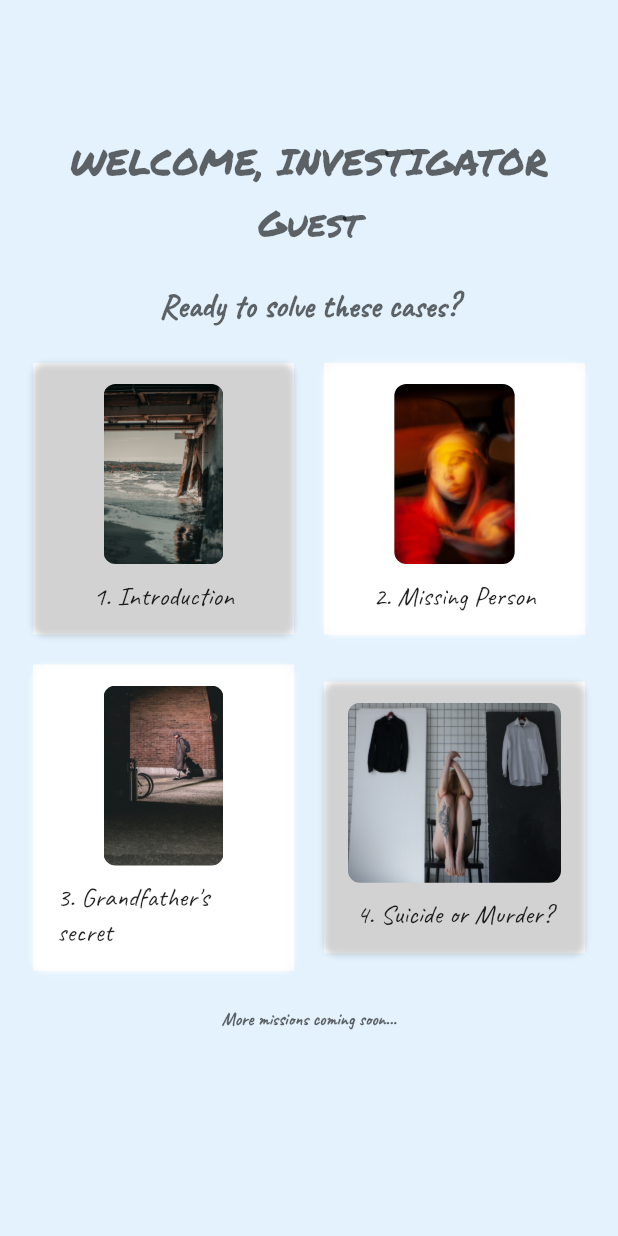
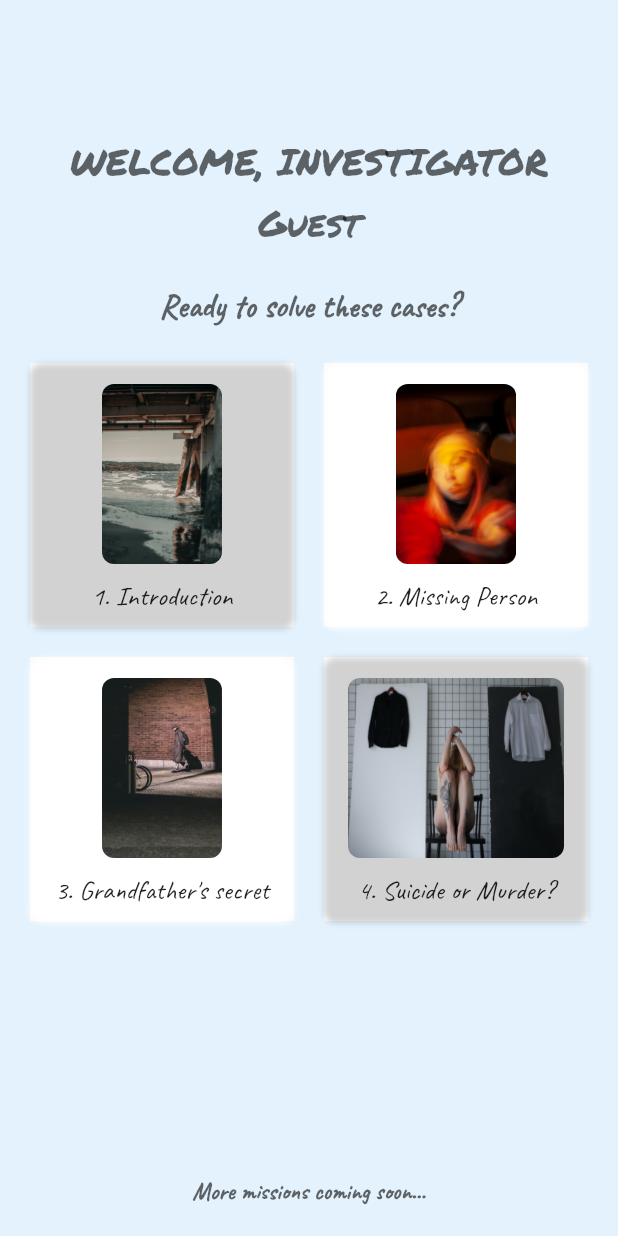
Before and after one commit to psovit/phone-007, a Flutter app: the screen it shows after launch, on a phone screen of 412 x 824 dp. Run offline on Flutter 3.47's test engine with Material 2 defaults, Android fonts, the light colour scheme and no system bars; our stand-ins replace flutter_redux, redux.

Commit message:
Implement gridview on missions home

```diff
--- a/lib/screens/home.dart
+++ b/lib/screens/home.dart
@@ -1,6 +1,5 @@
 import 'package:flutter/material.dart';
 import 'package:flutter_redux/flutter_redux.dart';
-import 'package:flutter_redux_setup/models/enums.dart';
 import 'package:flutter_redux_setup/models/mission.dart';
 import 'package:flutter_redux_setup/redux/app_state.dart';
 import 'package:flutter_redux_setup/redux/mission_state/mission_actions.dart';
@@ -80,61 +79,31 @@ class _HomeState extends State<Home> {
                     ),
                   ),
                 ),
-                Row(
-                  mainAxisAlignment: MainAxisAlignment.center,
-                  children: <Widget>[
-                    MissionCard(
-                      cardColor: AppColors.gray16,
-                      mission: Mission(
-                        1,
-                        '1. Introduction',
-                        'assets/images/daniel-eliashevsky.jpg',
-                        MissionStatus.inProgress,
-                      ),
+                Expanded(
+                  child: GridView.builder(
+                    gridDelegate:
+                        const SliverGridDelegateWithMaxCrossAxisExtent(
+                      maxCrossAxisExtent: 200,
+                      childAspectRatio: 2 / 2,
+                      crossAxisSpacing: 20,
+                      mainAxisSpacing: 20,
                     ),
-                    const SizedBox(width: 20.0),
-                    MissionCard(
-                      cardColor: AppColors.white,
-                      mission: Mission(
-                        2,
-                        '2. Missing Person',
-                        'assets/images/djordje-cvetkovic.jpg',
-                        MissionStatus.completed,
-                      ),
-                    ),
-                  ],
-                ),
-                const SizedBox(height: 20),
-                Row(
-                  mainAxisAlignment: MainAxisAlignment.center,
-                  children: <Widget>[
-                    MissionCard(
-                      cardColor: AppColors.white,
-                      mission: Mission(
-                        3,
-                        '3. Grandfather\'s secret',
-                        'assets/images/antonio-sokic.jpg',
-                        MissionStatus.completed,
-                      ),
-                    ),
-                    const SizedBox(width: 20.0),
-                    MissionCard(
-                      cardColor: AppColors.gray16,
-                      mission: Mission(
-                        4,
-                        '4. Suicide or Murder?',
-                        'assets/images/daria-sannikova.jpg',
-                        MissionStatus.inProgress,
-                      ),
-                    ),
-                  ],
+                    itemCount: missions.length,
+                    itemBuilder: (BuildContext ctx, int index) {
+                      return MissionCard(
+                        cardColor:
+                            index % 3 == 0 ? AppColors.gray16 : AppColors.white,
+                        mission: missions[index],
+                      );
+                    },
+                  ),
                 ),
                 Container(
                   margin: const EdgeInsets.only(top: 24.0),
                   child: const Text(
                     'More missions coming soon...',
                     style: const TextStyle(
-                      fontSize: 12.0,
+                      fontSize: 16.0,
                       color: AppColors.black60,
                       fontWeight: FontWeight.bold,
                     ),
```
